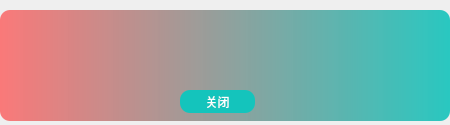
Before: the Qt Designer form src/MyDialog.ui in jiguotong/RemindMe, drawn with Qt 5.
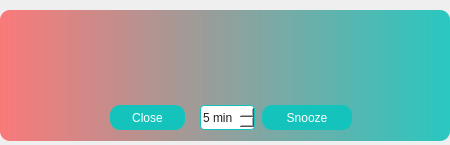
After: the same form once the commit is applied.

The edit to the form file:
```diff
--- a/src/MyDialog.ui
+++ b/src/MyDialog.ui
@@ -7,19 +7,19 @@
     <x>0</x>
     <y>0</y>
     <width>450</width>
-    <height>125</height>
+    <height>145</height>
    </rect>
   </property>
   <property name="minimumSize">
    <size>
     <width>450</width>
-    <height>125</height>
+    <height>145</height>
    </size>
   </property>
   <property name="maximumSize">
    <size>
     <width>450</width>
-    <height>125</height>
+    <height>145</height>
    </size>
   </property>
   <property name="windowTitle">
@@ -32,15 +32,6 @@
 	border:none;
 	border-radius:10px;
 }
-
-QPushButton
-{
-	font: 25 12pt '微软雅黑';
-	color: rgb(255,255,255);
-	background-color: rgb(20,196,188);
-	border:none;
-	border-radius:10px;
-}
 QPushButton
 {
 	font: 25 12pt '微软雅黑';
@@ -59,8 +50,15 @@
 }
 #labelContent
 {
-    font: bold normal 15px &quot;Microsoft YaHei&quot;;
+    font: bold normal 15px "Microsoft YaHei";
 	color: rgb(255,255,255);
+}
+QSpinBox
+{
+    background-color: rgb(255,255,255);
+    border: 1px solid rgb(20,196,188);
+    border-radius: 4px;
+    color: rgb(31,31,31);
 }</string>
   </property>
   <widget class="QFrame" name="frame">
@@ -69,7 +67,7 @@
      <x>0</x>
      <y>10</y>
      <width>450</width>
-     <height>111</height>
+     <height>131</height>
     </rect>
    </property>
    <property name="frameShape">
@@ -107,7 +105,7 @@
     <property name="geometry">
      <rect>
       <x>66</x>
-      <y>20</y>
+      <y>10</y>
       <width>311</width>
       <height>50</height>
      </rect>
@@ -122,14 +120,49 @@
    <widget class="QPushButton" name="btnClose">
     <property name="geometry">
      <rect>
-      <x>180</x>
-      <y>80</y>
+      <x>110</x>
+      <y>95</y>
       <width>75</width>
-      <height>23</height>
+      <height>25</height>
      </rect>
     </property>
     <property name="text">
-     <string>关闭</string>
+     <string>Close</string>
+    </property>
+   </widget>
+   <widget class="QSpinBox" name="spinSnooze">
+    <property name="geometry">
+     <rect>
+      <x>200</x>
+      <y>95</y>
+      <width>55</width>
+      <height>25</height>
+     </rect>
+    </property>
+    <property name="minimum">
+     <number>1</number>
+    </property>
+    <property name="maximum">
+     <number>60</number>
+    </property>
+    <property name="value">
+     <number>5</number>
+    </property>
+    <property name="suffix">
+     <string> min</string>
+    </property>
+   </widget>
+   <widget class="QPushButton" name="btnSnooze">
+    <property name="geometry">
+     <rect>
+      <x>262</x>
+      <y>95</y>
+      <width>90</width>
+      <height>25</height>
+     </rect>
+    </property>
+    <property name="text">
+     <string>Snooze</string>
     </property>
    </widget>
   </widget>
```
